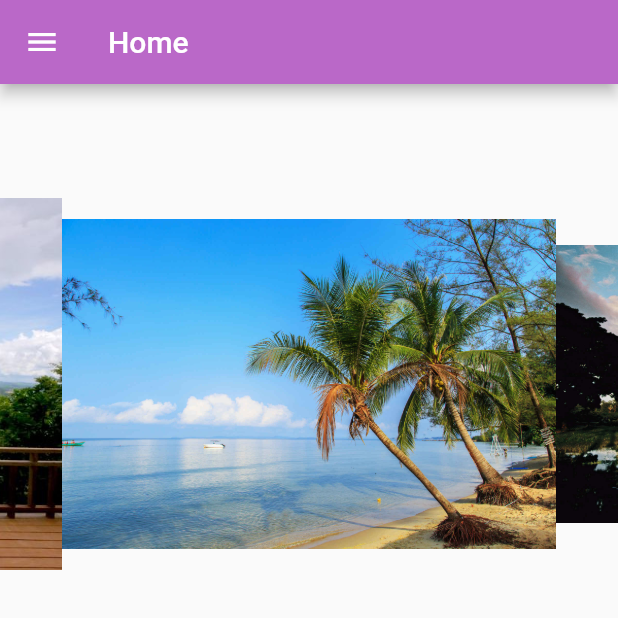
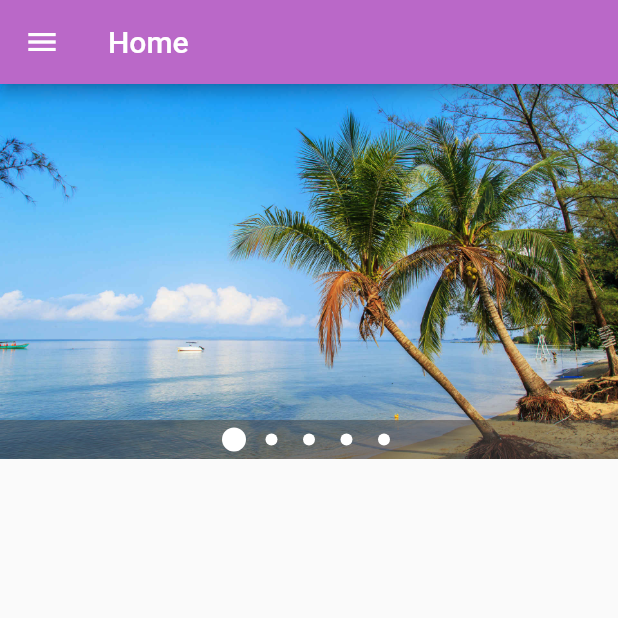
Before and after one commit to TharothTouch/TravelSuggestionFlutter, a Flutter app: the NavDrawer screen opened directly, on a phone screen of 412 x 824 dp, the top half of it. Run offline on Flutter 3.47's test engine with Material 2 defaults, Android fonts, the phone set to English and light mode, and no system bars; drawn by our look-alikes of carousel_pro, carousel_slider.

Commit message:
Add Image Carousel

```diff
--- a/lib/drawer_screen.dart
+++ b/lib/drawer_screen.dart
@@ -3,7 +3,7 @@ import 'package:flutter/material.dart';
 import 'package:travel_suggestion/about_us_screen.dart';
 import 'package:travel_suggestion/map_screen.dart';
 import 'package:travel_suggestion/popular_place_screen.dart';
-import 'package:carousel_slider/carousel_slider.dart';
+import 'package:carousel_pro/carousel_pro.dart';
 
 class NavDrawer extends StatelessWidget{
   @override
@@ -15,29 +15,35 @@ class NavDrawer extends StatelessWidget{
     final mapTSP = MaterialPageRoute(builder: (context) => MapTSP());
     final aboutus = MaterialPageRoute(builder: (context)=> AboutUs());
 
-    // Widget imageSlider(String image){
-    //   return Image.asset('/assets');
-    // }
 
-    final kps = Image.asset('assets/sihanoukville.jpg');
-    final sr = Image.asset('assets/siemreap.jpg');
-    final pvh = Image.asset('assets/preahvihear.jpg');
-    final ilm = Image.asset('assets/ilovemondulkiri.jpeg');
+//    final imageSliders = CarouselSlider(
+//      height: 210,
+//      items: <Widget>[
+//        kps,
+//        dt,
+//        pvh,
+//        ilm,
+//      ],
+//      autoPlay: true,
+//      autoPlayInterval: Duration(seconds: 2),
+//    );
 
-
-
-    final imageSliders = CarouselSlider(
-      height: 400,
-      items: <Widget>[
-        kps,
-        sr,
-        pvh,
-        ilm,
-      ],
-      autoPlay: true,
-      autoPlayInterval: Duration(seconds: 2),
+    final imageSliders = SizedBox(
+      height: 250,
+      child: Carousel(
+        images: [
+          AssetImage('assets/sihanoukville.jpg'),
+          AssetImage('assets/daungte.jpg'),
+          AssetImage('assets/preahvihear.jpg'),
+          AssetImage('assets/ilovemondulkiri.jpeg'),
+          AssetImage('assets/siemreap.jpg')
+        ],
+        animationCurve: Curves.fastOutSlowIn,
+        animationDuration: Duration(seconds: 1),
+        indicatorBgPadding: 5.0,
+        overlayShadow: true,
+      ),
     );
-
 
     return Scaffold(
       appBar: AppBar(
--- a/lib/login_screen.dart
+++ b/lib/login_screen.dart
@@ -10,7 +10,7 @@ class LoginScreen extends StatelessWidget{
     final welcomeText = Center(
       heightFactor: 5,
       child: Text('Welcome',
-      style: TextStyle(fontSize: 30, color: Colors.white),),
+      style: TextStyle(fontSize: 30, color: Colors.black),),
     );
 
     final name = TextField(
@@ -67,14 +67,14 @@ class LoginScreen extends StatelessWidget{
 
     return Scaffold(
       appBar: AppBar(
-        backgroundColor: Colors.lightGreen,
+        backgroundColor: Colors.purple[300],
         title: Text('Login'),
       ),
 
       body: Stack(
         children: <Widget>[
           Center(
-            child: Image.asset('assets/bayon.png',
+            child: Image.asset('assets/background.jpeg',
               width: size.width,
               height: size.height,
               fit: BoxFit.fill,
--- a/lib/main.dart
+++ b/lib/main.dart
@@ -1,5 +1,6 @@
 import 'package:flutter/material.dart';
 import 'package:travel_suggestion/drawer_screen.dart';
+import 'package:travel_suggestion/login_screen.dart';
 void main() => runApp(MyApp());
 
 class MyApp extends StatelessWidget {
@@ -7,7 +8,7 @@ class MyApp extends StatelessWidget {
   @override
   Widget build(BuildContext context) {
     return MaterialApp(
-      home: NavDrawer(),
+      home: LoginScreen(),
     );
   }
 }
--- a/pubspec.yaml
+++ b/pubspec.yaml
@@ -22,6 +22,7 @@ dependencies:
   carousel_slider: ^1.3.0
   cloud_firestore: ^0.12.9+5
   firebase_core: ^0.4.0+9
+  carousel_pro: ^1.0.0
 
 
   # The following adds the Cupertino Icons font to your application.
@@ -47,10 +48,11 @@ flutter:
   # To add assets to your application, add an assets section, like this:
   assets:
     - assets/bayon.png
-    - assets/siemreap.jpg
+    - assets/daungte.jpg
     - assets/sihanoukville.jpg
     - assets/preahvihear.jpg
     - assets/ilovemondulkiri.jpeg
+    - assets/background.jpeg
   #  - images/a_dot_burr.jpeg
   #  - images/a_dot_ham.jpeg
 
```
Also changed, not shown: assets/background.jpeg (added), assets/daungte.jpg (added), pubspec.lock, 4 other files.
